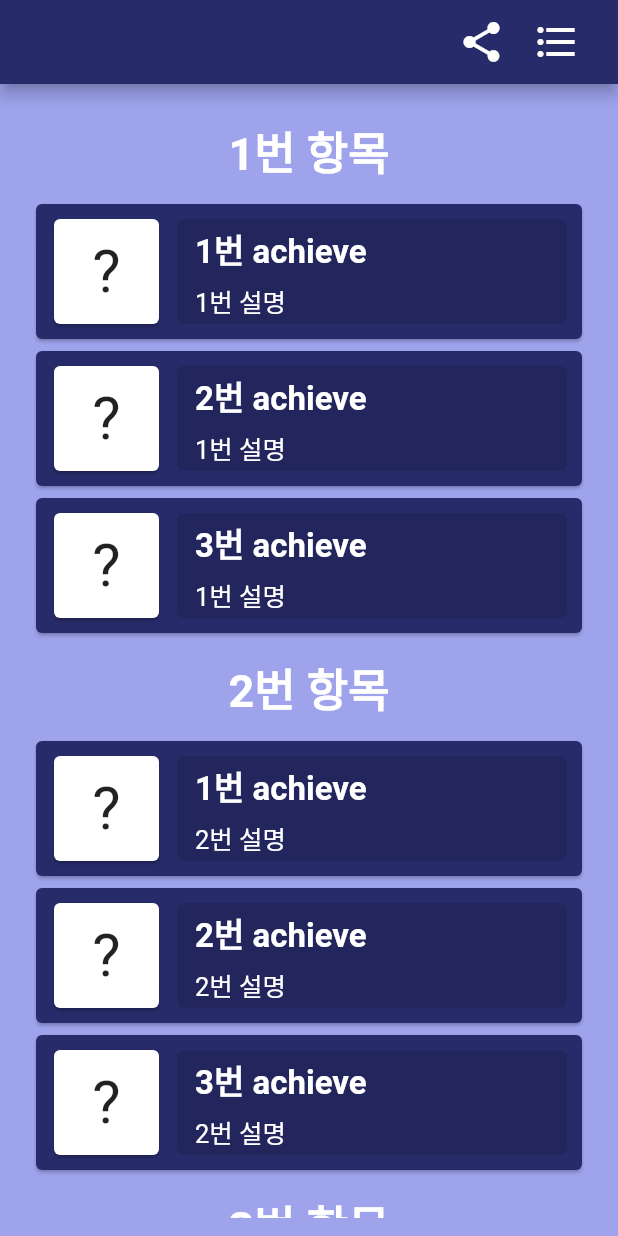
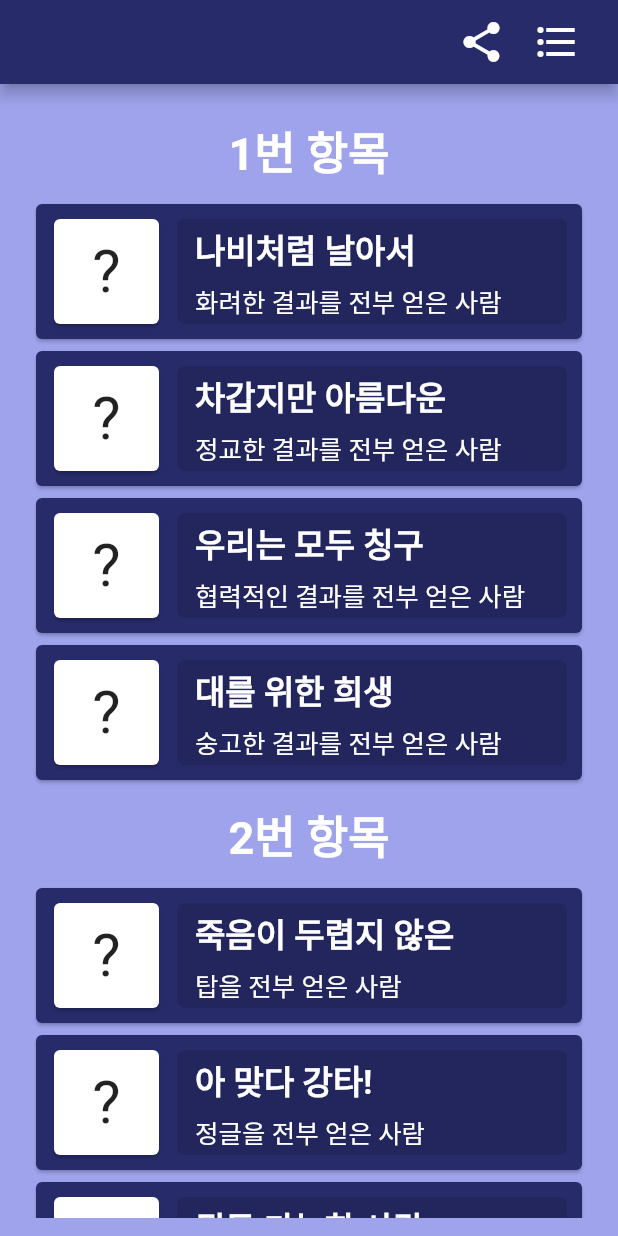
Before and after one commit to gns0170/flutter_app_7, a Flutter app: the screen it shows after launch, after a tap on "나는 롤을 모른다!", on a phone screen of 412 x 824 dp. Run offline on Flutter 3.47's test engine with Material 2 defaults, Android fonts, the phone set to English and light mode, and no system bars; our stand-ins replace charts_flutter, shared_preferences.

Commit message:
3/28 Achievement data

```diff
--- a/lib/data/achievements.dart
+++ b/lib/data/achievements.dart
@@ -17,25 +17,46 @@ Widget iconBasicA =
 //data
 List<DataAchievement> a = [
   DataAchievement("1번 항목", "1번 설명", "Bar"),
-  DataAchievement("1번 achieve", "1번 설명",
+  //1
+  DataAchievement("나비처럼 날아서", "화려한 결과를 전부 얻은 사람",
       const Text('!', style: TextStyle(fontSize: 40, color: Colors.black87))),
-  DataAchievement("2번 achieve", "1번 설명",
+  //2
+  DataAchievement("차갑지만 아름다운", "정교한 결과를 전부 얻은 사람",
       const Text('!', style: TextStyle(fontSize: 40, color: Colors.black87))),
-  DataAchievement("3번 achieve", "1번 설명",
+  //3
+  DataAchievement("우리는 모두 칭구", "협력적인 결과를 전부 얻은 사람",
+      const Text('!', style: TextStyle(fontSize: 40, color: Colors.black87))),
+  //4
+  DataAchievement("대를 위한 희생", "숭고한 결과를 전부 얻은 사람",
       const Text('!', style: TextStyle(fontSize: 40, color: Colors.black87))),
   DataAchievement("2번 항목", "1번 설명", "Bar"),
-  DataAchievement("1번 achieve", "2번 설명",
+  //5
+  DataAchievement("죽음이 두렵지 않은", "탑을 전부 얻은 사람",
       const Text('!', style: TextStyle(fontSize: 40, color: Colors.black87))),
-  DataAchievement("2번 achieve", "2번 설명",
+  //6
+  DataAchievement("아 맞다 강타!", "정글을 전부 얻은 사람",
       const Text('!', style: TextStyle(fontSize: 40, color: Colors.black87))),
-  DataAchievement("3번 achieve", "2번 설명",
+  //7
+  DataAchievement("뭐든 가능한 사람", "미드를 전부 얻은 사람",
+      const Text('!', style: TextStyle(fontSize: 40, color: Colors.black87))),
+  //8
+  DataAchievement("집중, 또 집중!", "원딜을 전부 얻은 사람",
+      const Text('!', style: TextStyle(fontSize: 40, color: Colors.black87))),
+  //9
+  DataAchievement("서포터야, 고마워!", "서포터를 전부 얻은 사람",
       const Text('!', style: TextStyle(fontSize: 40, color: Colors.black87))),
   DataAchievement("3번 항목", "1번 설명", "Bar"),
-  DataAchievement("1번 achieve", "3번 설명",
+  //10
+  DataAchievement("포화 속으로", "화려한 점수가 2등의 2배 이상 높다.",
       const Text('!', style: TextStyle(fontSize: 40, color: Colors.black87))),
-  DataAchievement("2번 achieve", "3번 설명",
+  //11
+  DataAchievement("생각하는 기계", "정밀한 점수가 2등의 2배 이상 높다.",
       const Text('!', style: TextStyle(fontSize: 40, color: Colors.black87))),
-  DataAchievement("3번 achieve", "3번 설명",
+  //12
+  DataAchievement("사회적 동물", "협력적인 점수가 2등의 2배 이상 높다.",
+      const Text('!', style: TextStyle(fontSize: 40, color: Colors.black87))),
+  //13
+  DataAchievement("오, 어머니…", "숭고한 점수가 2등의 2배 이상 높다.",
       const Text('!', style: TextStyle(fontSize: 40, color: Colors.black87))),
 ];
 
@@ -46,11 +67,15 @@ class CheckAcases {
     recordR[0] != 0 ? true : false,
     1 is bool ? true : false,
     1 is bool ? true : false,
+    1 is bool ? true : false,
     false,
     1 is bool ? true : false,
     1 is bool ? true : false,
     1 is bool ? true : false,
+    1 is bool ? true : false,
+    1 is bool ? true : false,
     false,
+    1 is bool ? true : false,
     1 is bool ? true : false,
     1 is bool ? true : false,
     1 is bool ? true : false,
--- a/lib/screens/achievements/achievement.dart
+++ b/lib/screens/achievements/achievement.dart
@@ -33,10 +33,10 @@ class _AchievementState extends State<Achievement> {
 
             if (recordA[index] == 0 && proIcon != "Bar") {
               proIcon = iconBasicA;
-              if (index > 8) {
-                proTitle = "???";
-                proText = "?????";
-              }
+              // if (index > 8) {
+              //   proTitle = "???";
+              //   proText = "?????";
+              // }
             }
             AchieveTile proAchieve = AchieveTile(
                 shownAchieve: DataAchievement(proTitle, proText, proIcon,
```
